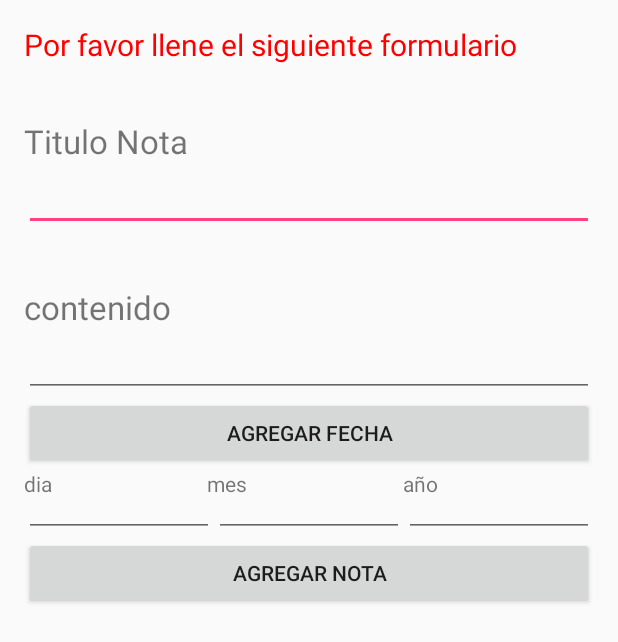
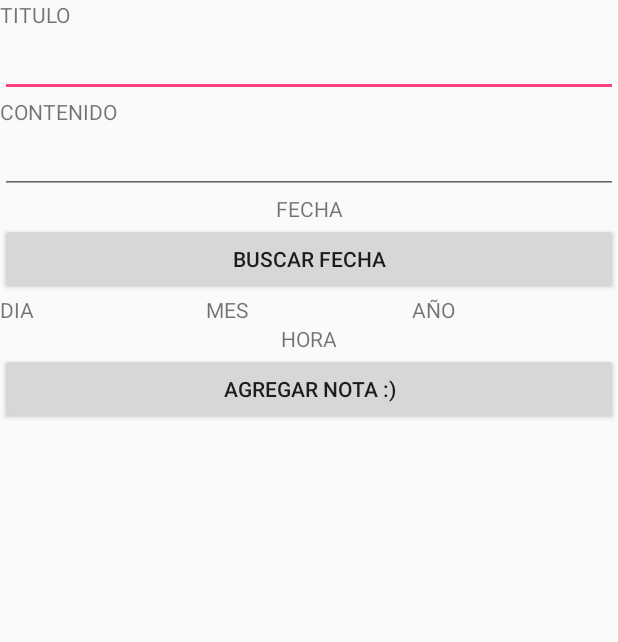
Before and after one commit to jonalexjm/appNotas, an Android app: the AdicionarNota screen opened directly, with no data from a screen before it, on a phone screen of 412 x 824 dp. Shown: the top 642 px of the screen. Run offline under Robolectric (Android 15) with nearby library versions, the phone set to English and light mode, and no system bars.

Commit message:
v6 funcionamiento de datapiker

```diff
--- a/app/src/main/java/jonalexjm/com/appnotas/AdicionarNota.java
+++ b/app/src/main/java/jonalexjm/com/appnotas/AdicionarNota.java
@@ -1,23 +1,26 @@
 package jonalexjm.com.appnotas;
 
+import android.app.DatePickerDialog;
+import android.app.Dialog;
 import android.content.ContentValues;
 import android.database.sqlite.SQLiteDatabase;
 import android.support.v7.app.AppCompatActivity;
 import android.os.Bundle;
 import android.view.View;
 import android.widget.Button;
+import android.widget.DatePicker;
 import android.widget.EditText;
+import android.widget.TextView;
 import android.widget.Toast;
 
 public class AdicionarNota extends AppCompatActivity {
 
 
-    EditText EdTvtitulo;
-    EditText EdTvcontenido;
-    EditText EdTvdia;
-    EditText EdTvmes;
-    EditText EdTvanno;
-    Button btnGuardar;
+    private Button btnBuscarFechas, btnGuardarNota;
+    private TextView txtTitulo, txtContenido, txtFecha, txtDia, txtMes, txtAnno;
+    private EditText edTxtTitulo,edTxtContenido;
+    private int diaNota, mesNota, annoNota, sDia, msMes, sAnno;
+    static final int DATE_ID = 0;
 
 
     @Override
@@ -25,9 +28,51 @@ public class AdicionarNota extends AppCompatActivity {
         super.onCreate(savedInstanceState);
         setContentView(R.layout.activity_adicionar_nota);
 
+        btnBuscarFechas = (Button) findViewById(R.id.btnEscoger_fecha);
+        btnGuardarNota = (Button) findViewById(R.id.btnAgregarNota);
+
+        txtTitulo = (TextView) findViewById(R.id.txtTitulo);
+        txtContenido = (TextView) findViewById(R.id.txtContenido);
+        txtFecha = (TextView) findViewById(R.id.txtFecha);
+        txtDia = (TextView) findViewById(R.id.txtDia);
+        txtMes = (TextView) findViewById(R.id.txtMes);
+        txtAnno = (TextView) findViewById(R.id.txtAnno);
+
+        edTxtTitulo = (EditText) findViewById(R.id.edTxtTitulo);
+        edTxtContenido = (EditText) findViewById(R.id.edTxtContenido);
+
+        btnBuscarFechas.setOnClickListener(new View.OnClickListener() {
+            @Override
+            public void onClick(View v) {
+
+                showDialog(DATE_ID);
+
+            }
+        });
 
 
     }
 
+    private DatePickerDialog.OnDateSetListener mDateSetListener = new DatePickerDialog.OnDateSetListener(){
+        public void onDateSet(DatePicker view, int anno, int mes, int dia ){
+
+            diaNota = dia;
+            mesNota = mes;
+            annoNota = anno;
+//colocarFecha
+        }
+
+    };
+
+    protected Dialog onCreateDialog(int id){
+        switch (id){
+            case DATE_ID:
+                return new DatePickerDialog(this
+                        , mDateSetListener,
+                        sAnno, msMes, sDia);
+        }
+        return null;
+    }
+
 
 }
--- a/app/src/main/java/jonalexjm/com/appnotas/MainActivity.java
+++ b/app/src/main/java/jonalexjm/com/appnotas/MainActivity.java
@@ -1,5 +1,7 @@
 package jonalexjm.com.appnotas;
 
+import android.content.Intent;
+import android.support.design.widget.FloatingActionButton;
 import android.support.design.widget.TabLayout;
 import android.support.v4.app.Fragment;
 import android.support.v4.view.ViewPager;
@@ -7,6 +9,7 @@ import android.support.v7.app.AppCompatActivity;
 import android.os.Bundle;
 import android.support.v7.widget.RecyclerView;
 import android.support.v7.widget.Toolbar;
+import android.view.View;
 
 import java.util.ArrayList;
 
@@ -25,15 +28,21 @@ public class MainActivity extends AppCompatActivity {
     private Toolbar toolbar;
     private TabLayout tabLayout;
     private ViewPager viewPager;
+    private FloatingActionButton fab;
 
     @Override
     protected void onCreate(Bundle savedInstanceState) {
         super.onCreate(savedInstanceState);
         setContentView(R.layout.activity_main);
 
+         fab = (FloatingActionButton) findViewById(R.id.floatButton);
+
         toolbar = (Toolbar) findViewById(R.id.toolbar);
         tabLayout = (TabLayout) findViewById(R.id.tabLayout);
         viewPager = (ViewPager) findViewById(R.id.viewPager);
+
+
+
 
         seUpViewPager();
 
@@ -44,6 +53,15 @@ public class MainActivity extends AppCompatActivity {
         if(toolbar != null){
             setSupportActionBar(toolbar);
         }
+
+
+        fab.setOnClickListener(new View.OnClickListener() {
+            @Override
+            public void onClick(View v) {
+                startActivity(new Intent(MainActivity.this, AdicionarNota.class ));
+            }
+        });
+
     }
 
     private ArrayList<Fragment> agregarFragment(){//agregar los fragment al arreglo
@@ -67,4 +85,6 @@ public class MainActivity extends AppCompatActivity {
 
 
 
+
+
 }
--- a/app/src/main/res/layout/activity_adicionar_nota.xml
+++ b/app/src/main/res/layout/activity_adicionar_nota.xml
@@ -1,136 +1,141 @@
-<?xml version="1.0" encoding="utf-8"?>
-<RelativeLayout xmlns:android="http://schemas.android.com/apk/res/android"
-    xmlns:tools="http://schemas.android.com/tools"
-    android:layout_width="match_parent"
-    android:layout_height="match_parent"
-    xmlns:app="http://schemas.android.com/apk/res-auto"
-    android:paddingBottom="@dimen/activity_vertical_margin"
-    android:paddingLeft="@dimen/activity_horizontal_margin"
-    android:paddingRight="@dimen/activity_horizontal_margin"
-    android:paddingTop="@dimen/activity_vertical_margin"
-    tools:context="jonalexjm.com.appnotas.AdicionarNota"
-    app:layout_scrollFlags="scroll|enterAlways">
-
-
-
-
-
+<LinearLayout
+    android:layout_width="fill_parent"
+    android:layout_height="fill_parent"
+    xmlns:android="http://schemas.android.com/apk/res/android"
+    android:orientation="vertical"
+    >
+    <ScrollView
+        android:layout_height="fill_parent"
+        android:layout_width="fill_parent"
+        android:id="@+id/scrollView1"
+        >
+        <LinearLayout
+            android:id="@+id/widget33"
+            android:layout_width="fill_parent"
+            android:layout_height="fill_parent"
+            xmlns:android="http://schemas.android.com/apk/res/android"
+            android:orientation="vertical"
+            >
             <TextView
-        android:id="@+id/tvBienvenida"
+                android:id="@+id/txtTitulo"
                 android:layout_width="wrap_content"
                 android:layout_height="wrap_content"
-        android:text="@string/agregarNota"
-        android:textSize="20dp"
-        android:textColor="@color/NotaUrgente"/>
+                android:text="TITULO"
+                >
+            </TextView>
+            <EditText
+                android:id="@+id/edTxtTitulo"
+                android:layout_width="fill_parent"
+                android:layout_height="wrap_content"
+                >
+            </EditText>
             <TextView
-        android:id="@+id/tvTitulo"
+                android:id="@+id/txtContenido"
+                android:layout_width="wrap_content"
+                android:layout_height="wrap_content"
+                android:text="CONTENIDO"
+                >
+            </TextView>
+            <EditText
+                android:id="@+id/edTxtContenido"
+                android:layout_width="fill_parent"
+                android:layout_height="wrap_content"
+                >
+            </EditText>
+            <LinearLayout
+                android:id="@+id/widget36"
+                android:layout_width="fill_parent"
+                android:layout_height="wrap_content"
+                xmlns:android="http://schemas.android.com/apk/res/android"
+                >
+                <TextView
+                    android:id="@+id/txtFecha"
                     android:layout_width="match_parent"
                     android:layout_height="wrap_content"
-        android:text="@string/titulo"
-        android:textSize="22dp"
-        android:layout_marginTop="36dp"
-        android:layout_below="@+id/tvBienvenida"
-        android:layout_alignParentLeft="true"
-        android:layout_alignParentStart="true" />
-    <EditText
-        android:id="@+id/EtvTitulo"
-        android:layout_width="match_parent"
+                    android:layout_gravity="center"
+                    android:gravity="center"
+                    android:text="FECHA"
+                    >
+                </TextView>
+
+            </LinearLayout>
+            <LinearLayout
+                android:id="@+id/widget39"
+                android:layout_width="fill_parent"
                 android:layout_height="wrap_content"
-        android:layout_below="@+id/tvTitulo"
-        android:layout_alignParentRight="true"
-        android:layout_alignParentEnd="true" />
-    <TextView
-        android:id="@+id/tvContenido"
-        android:layout_width="match_parent"
+                xmlns:android="http://schemas.android.com/apk/res/android"
+                >
+
+                <Button
                     android:layout_height="wrap_content"
-        android:text="@string/contenido"
-        android:textSize="22dp"
-        android:layout_marginTop="36dp"
-        android:layout_below="@+id/EtvTitulo"
-        android:layout_alignParentLeft="true"
-        android:layout_alignParentStart="true" />
-    <EditText
-        android:id="@+id/EtvContenido"
-        android:layout_width="match_parent"
-        android:layout_height="wrap_content"
-        android:layout_below="@+id/tvContenido"
-        android:layout_alignParentRight="true"
-        android:layout_alignParentEnd="true" />
-    <Button
-        android:id="@+id/botonFecha"
-        android:layout_width="match_parent"
-        android:layout_height="wrap_content"
-        android:text="@string/agregarFecha"
-        android:layout_below="@+id/EtvContenido"/>
+                    android:id="@+id/btnEscoger_fecha"
+                    android:layout_width="fill_parent"
+                    android:text="Buscar Fecha"/>
 
-    <LinearLayout
-        android:layout_width="match_parent"
-        android:layout_height="wrap_content"
-        android:orientation="horizontal"
-        android:layout_below="@+id/botonFecha"
-        >
-        <TextView
-            android:layout_width="wrap_content"
-            android:layout_height="wrap_content"
-            android:text="dia"
-            android:layout_weight="1"/>
-        <TextView
-            android:layout_width="wrap_content"
-            android:layout_height="wrap_content"
-            android:text="mes"
-            android:layout_weight="1"/>
-        <TextView
-            android:layout_width="wrap_content"
-            android:layout_height="wrap_content"
-            android:text="año"
-            android:layout_weight="1"/>
 
 
             </LinearLayout>
 
-
             <LinearLayout
-        android:id="@+id/layoutFecha"
+                android:layout_width="fill_parent"
+                android:layout_height="wrap_content"
+                android:orientation="horizontal"
+                xmlns:android="http://schemas.android.com/apk/res/android"
+                >
+                <TextView
+                    android:id="@+id/txtDia"
                     android:layout_width="match_parent"
                     android:layout_height="wrap_content"
-        android:orientation="horizontal"
-        android:layout_below="@+id/botonFecha"
-        >
-
-
-        <EditText
-            android:layout_width="wrap_content"
+                    android:layout_weight="1"
+                    android:text="DIA"
+                    />
+                <TextView
+                    android:id="@+id/txtMes"
+                    android:layout_width="match_parent"
                     android:layout_height="wrap_content"
-            android:id="@+id/editText2"
-            android:layout_weight="1"/>
-
-        <EditText
-            android:layout_width="wrap_content"
+                    android:layout_weight="1"
+                    android:text="MES"
+                    />
+                <TextView
+                    android:id="@+id/txtAnno"
+                    android:layout_width="match_parent"
                     android:layout_height="wrap_content"
-            android:id="@+id/editText3"
-            android:layout_weight="1"/>
-        <EditText
-            android:layout_width="wrap_content"
-            android:layout_height="wrap_content"
-            android:id="@+id/editText5"
-            android:layout_weight="1"/>
+                    android:layout_weight="1"
+                    android:text="AÑO"
+                    />
 
 
             </LinearLayout>
-
-        <Button
-            android:layout_width="match_parent"
+            <LinearLayout
+                android:layout_width="fill_parent"
                 android:layout_height="wrap_content"
-            android:text="Agregar nota"
-            android:id="@+id/btnAgregarNota"
-            android:layout_below="@id/layoutFecha"/>
+                android:orientation="vertical"
+                xmlns:android="http://schemas.android.com/apk/res/android"
+                >
+                <TextView
+                    android:id="@+id/txtHora"
+                    android:layout_width="wrap_content"
+                    android:layout_height="wrap_content"
+                    android:layout_gravity="center"
+                    android:gravity="center"
+                    android:text="HORA"
+                    />
 
 
 
+            </LinearLayout>
+            <LinearLayout
+                xmlns:android="http://schemas.android.com/apk/res/android"
+                android:layout_width="fill_parent"
+                android:layout_height="wrap_content"
+                android:orientation="horizontal">
 
-
-
-
-
-
-</RelativeLayout>
+                <Button android:layout_height="wrap_content"
+                    android:id="@+id/btnAgregarNota"
+                    android:layout_width="fill_parent"
+                    android:text="Agregar Nota :)">
+                </Button>
+            </LinearLayout>
+        </LinearLayout>
+    </ScrollView>
+</LinearLayout>
--- a/app/src/main/res/layout/activity_main.xml
+++ b/app/src/main/res/layout/activity_main.xml
@@ -39,8 +39,12 @@
 
     </android.support.v4.view.ViewPager>
 
-
-
-
-
+    <android.support.design.widget.FloatingActionButton
+        android:id="@+id/floatButton"
+        android:layout_width="wrap_content"
+        android:layout_height="wrap_content"
+        android:layout_gravity="bottom|end"
+        android:layout_margin="10dp"
+        android:src="@drawable/mas"
+        />
 </android.support.design.widget.CoordinatorLayout>
```
Lines whose indentation alone changed are shown as unchanged.
